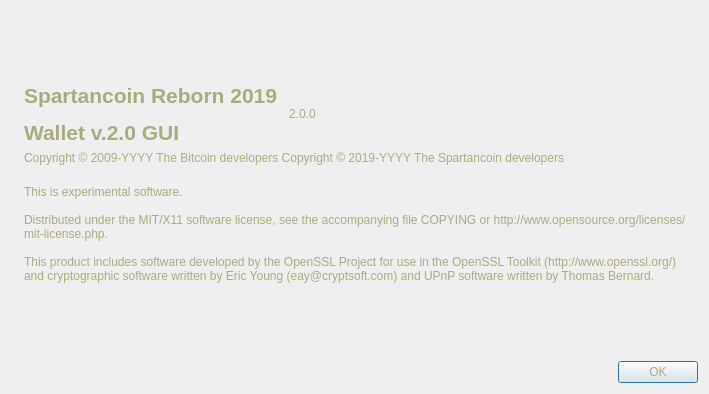
SpartanCoin-SPN-Reborn/SpartanCoin-SPN-Reborn-2019-master, file src/qt/forms/aboutdialog.ui: the form before one commit.
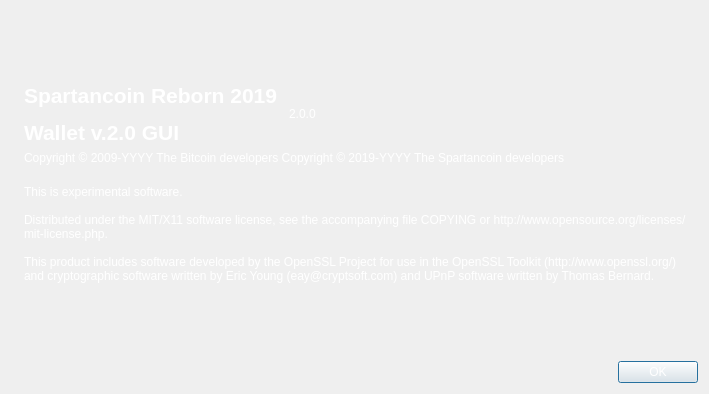
The form after the commit. Icons and pictures are not drawn.

The edit to the form file:
```diff
--- a/src/qt/forms/aboutdialog.ui
+++ b/src/qt/forms/aboutdialog.ui
@@ -15,8 +15,7 @@
   </property>
   <property name="styleSheet">
    <string notr="true">background-image: url(:/images/bkg2);
-color: rgb(255, 249, 178);
-color: rgb(170, 170, 127);</string>
+color: rgb(255, 255, 255);</string>
   </property>
   <layout class="QHBoxLayout" name="horizontalLayout_2">
    <item>
```
